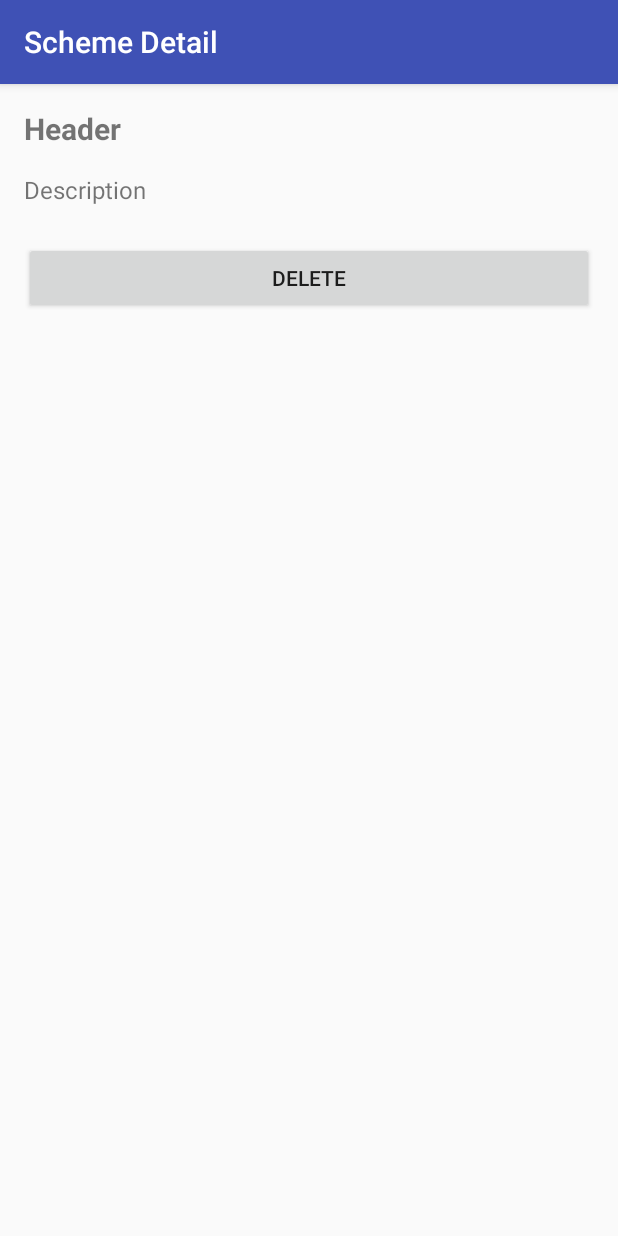
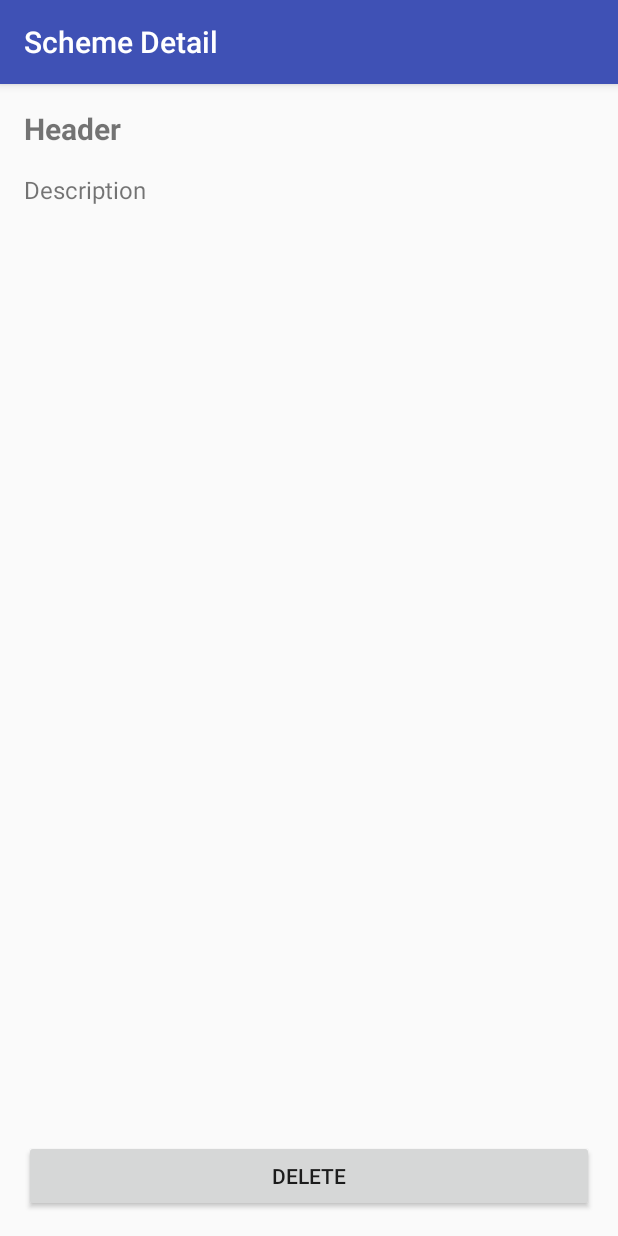
Before and after one commit to hackedemon/androidProject1, an Android app: the SchemeDetail screen opened directly, with no data from a screen before it, on a phone screen of 412 x 824 dp. Run offline under Robolectric (Android 15) with nearby library versions, the phone set to English and light mode, and no system bars; 3 statements that could not run were skipped.

Commit message:
some ui tweaks working
all views updated. back button not updated.

```diff
--- a/app/src/main/res/layout/activity_govt_schemes.xml
+++ b/app/src/main/res/layout/activity_govt_schemes.xml
@@ -24,7 +24,7 @@
         android:layout_height="wrap_content"
         android:padding="16dp"
         android:layout_alignParentBottom="true"
-        android:text="Edit"/>
+        android:text="Add"/>
 
     <!-- Empty view is only visible when the list has no items. -->
     <TextView
--- a/app/src/main/res/layout/activity_scheme_detail.xml
+++ b/app/src/main/res/layout/activity_scheme_detail.xml
@@ -1,5 +1,5 @@
 <?xml version="1.0" encoding="utf-8"?>
-<LinearLayout xmlns:android="http://schemas.android.com/apk/res/android"
+<RelativeLayout xmlns:android="http://schemas.android.com/apk/res/android"
     xmlns:tools="http://schemas.android.com/tools"
     android:layout_width="match_parent"
     android:layout_height="match_parent"
@@ -23,16 +23,19 @@
         android:layout_width="match_parent"
         android:layout_height="wrap_content"
         android:textSize="16sp"
+        android:layout_above="@+id/deleteButton"
         android:text="Description"
         android:textIsSelectable="true"
         android:layout_marginTop="16dp"
+        android:layout_below="@+id/detail_header"
         android:autoLink="web"/>
 
     <Button
+        android:layout_alignParentBottom="true"
         android:id="@+id/deleteButton"
         android:layout_width="match_parent"
         android:layout_height="wrap_content"
-        android:layout_marginTop="24dp"
+        android:layout_marginTop="16dp"
         android:text="Delete"/>
 
-</LinearLayout>
+</RelativeLayout>
```
